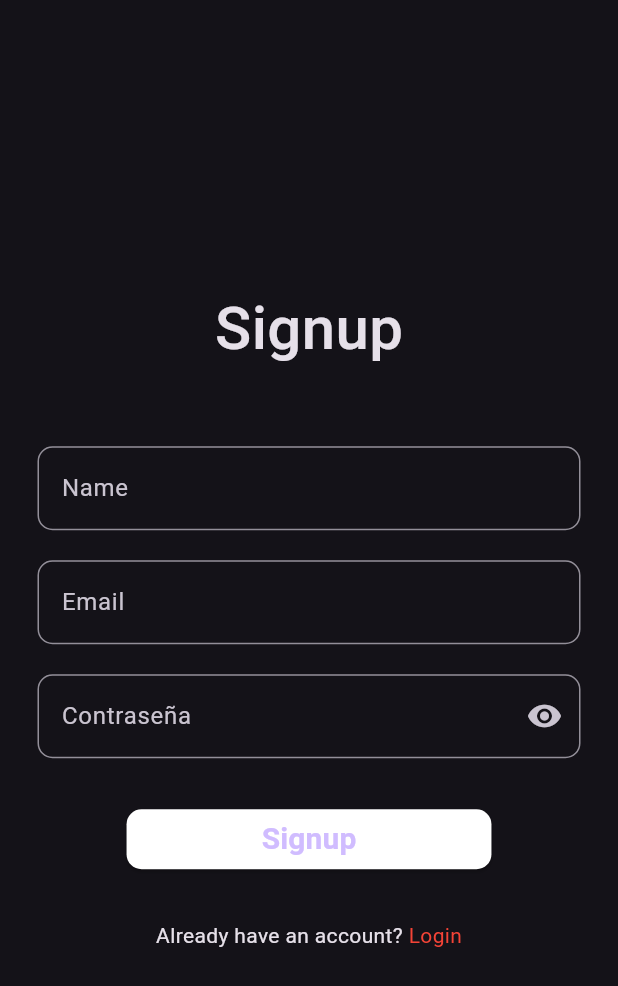
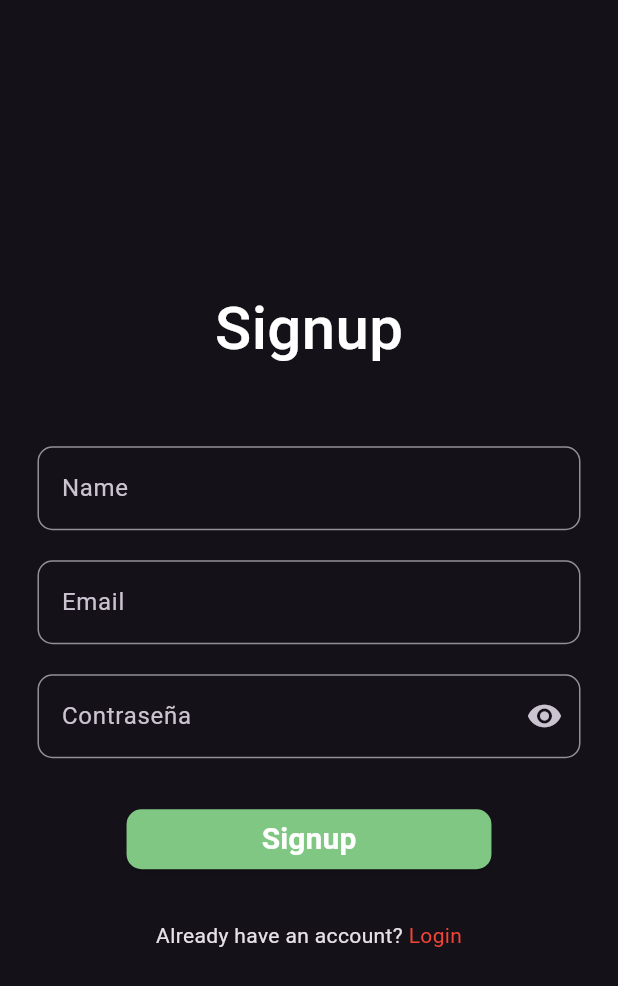
Before and after one commit to angelSantori/spotifyTry5, a Flutter app: the SignupScreen screen opened directly, on a phone screen of 412 x 824 dp. Shown: the top 986 px of the screen. Run offline on Flutter 3.47's test engine with Material 3 defaults, Android fonts, the phone set to English and light mode, and no system bars; our stand-ins replace cloud_firestore, firebase_auth, firebase_core, google_sign_in; accounts and stored records are empty.

Commit message:
Destalles de color

```diff
--- a/lib/screens/signup_screen.dart
+++ b/lib/screens/signup_screen.dart
@@ -40,7 +40,11 @@ class _SignupScreenState extends State<SignupScreen> {
             children: [
               const Spacer(),
               const Text("Signup",
-                  style: TextStyle(fontSize: 40, fontWeight: FontWeight.w500)),
+                  style: TextStyle(
+                    fontSize: 40,
+                    fontWeight: FontWeight.w500,
+                    color: Colors.white,
+                  )),
               const SizedBox(
                 height: 50,
               ),
@@ -93,7 +97,7 @@ class _SignupScreenState extends State<SignupScreen> {
               ElevatedButton(
                 onPressed: _isLoading ? null : _signup,
                 style: ElevatedButton.styleFrom(
-                  backgroundColor: Colors.white,
+                  backgroundColor: Colors.green[300],
                   shape: RoundedRectangleBorder(
                       borderRadius: BorderRadius.circular(10)),
                   padding: const EdgeInsets.symmetric(horizontal: 90),
@@ -103,7 +107,10 @@ class _SignupScreenState extends State<SignupScreen> {
                     : const Text(
                         'Signup',
                         style: TextStyle(
-                            fontSize: 20, fontWeight: FontWeight.bold),
+                          fontSize: 20,
+                          fontWeight: FontWeight.bold,
+                          color: Colors.white,
+                        ),
                       ),
               ),
               const SizedBox(height: 30),
```
Also changed, not shown: lib/screens/login_screen.dart (+10 -3 lines).
